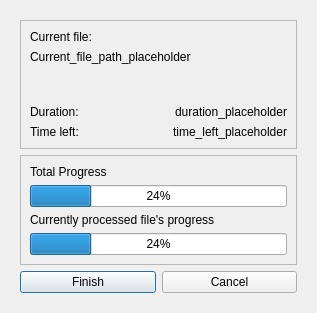
307372/Turbo-Kompresor-2000, file mydialog.ui: the form before one commit.
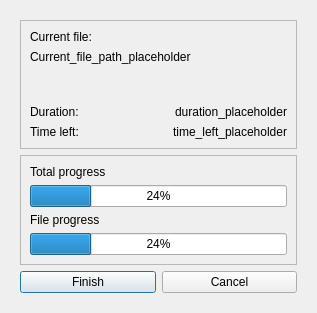
The form after the commit. The open tabs and pages were chosen to show the change. Icons and pictures are not drawn.

```diff
--- a/mydialog.ui
+++ b/mydialog.ui
@@ -107,11 +107,14 @@
          <property name="frameShape">
           <enum>QFrame::StyledPanel</enum>
          </property>
+         <property name="frameShadow">
+          <enum>QFrame::Raised</enum>
+         </property>
          <layout class="QVBoxLayout" name="verticalLayout_4">
           <item>
            <widget class="QLabel" name="_label_progress1label">
             <property name="text">
-             <string>Total Progress</string>
+             <string>Total progress</string>
             </property>
            </widget>
           </item>
@@ -125,7 +128,7 @@
           <item>
            <widget class="QLabel" name="_label_progress2label">
             <property name="text">
-             <string>Currently processed file's progress</string>
+             <string>File progress</string>
             </property>
            </widget>
           </item>
```
Left out of the diff: 12 changed lines with no effect on the pictures.
